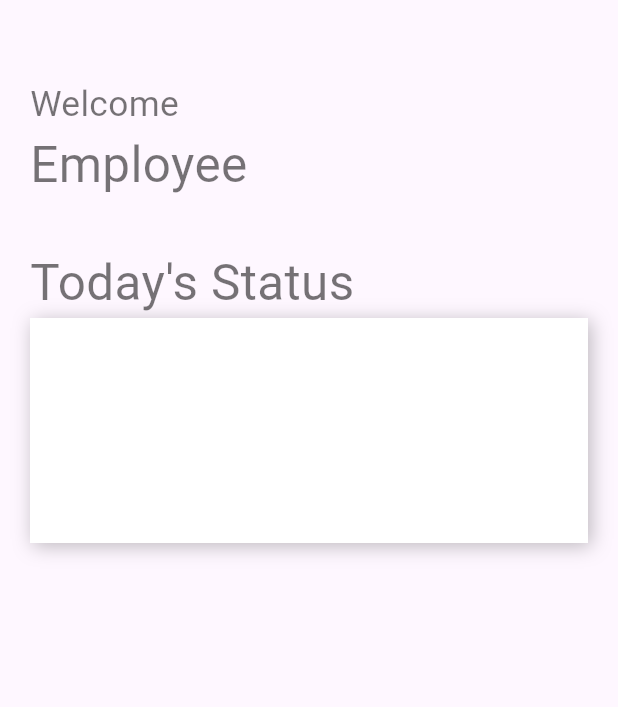
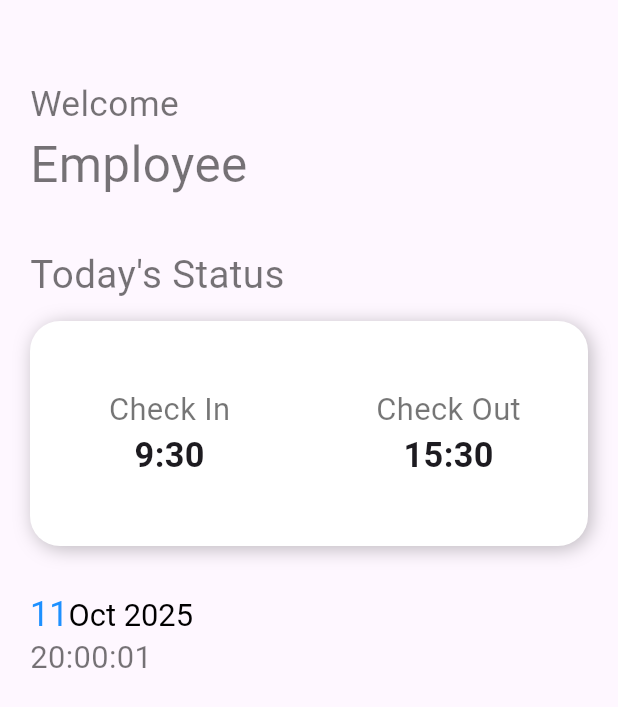
Before and after one commit to HuzaifaHassan/payrooll, a Flutter app: the Todayscreen screen opened directly, on a phone screen of 412 x 824 dp. Shown: the top 707 px of the screen. Run offline on Flutter 3.47's test engine with Material 3 defaults, Android fonts, the phone set to English and light mode, and no system bars; our stand-ins replace firebase_core, flutter_keyboard_visibility, font_awesome_flutter, shared_preferences; accounts and stored records are empty.

Commit message:
todayscreen

```diff
--- a/lib/todayscreen.dart
+++ b/lib/todayscreen.dart
@@ -10,7 +10,7 @@ class Todayscreen extends StatefulWidget {
 class _TodayscreenState extends State<Todayscreen> {
   double screenHeight_ = 0;
   double screenWidth_ = 0;
-
+  Color primary_ = const Color( 0xFF1E90FF);
 
   @override
   Widget build(BuildContext context) {
@@ -29,7 +29,7 @@ class _TodayscreenState extends State<Todayscreen> {
           children:[
             Container(
               alignment: Alignment.centerLeft,
-              margin: EdgeInsets.only(top:32),
+              margin: const EdgeInsets.only(top:32),
               child:Text(
                 "Welcome",
                 style:TextStyle(
@@ -50,16 +50,17 @@ class _TodayscreenState extends State<Todayscreen> {
             ),
             Container(
               alignment: Alignment.centerLeft,
-              margin: EdgeInsets.only(top:32),
+              margin: const EdgeInsets.only(top:32),
               child:Text(
                 "Today's Status",
                 style:TextStyle(
                   color: Colors.black54,
-                  fontSize: screenHeight_ / 25 ,
+                  fontSize: screenHeight_ / 32 ,
                 ),
               ),
             ),
             Container(
+              margin: const EdgeInsets.only(top:12, bottom: 32),
               height: 150,
               decoration: const BoxDecoration(
                 color: Colors.white,
@@ -70,8 +71,116 @@ class _TodayscreenState extends State<Todayscreen> {
                     offset: Offset(2,2),
                    ),
                ],
+                borderRadius: BorderRadius.all(Radius.circular(20)),
+
+              ),
+              child: Row(
+                mainAxisAlignment: MainAxisAlignment.center,
+                crossAxisAlignment: CrossAxisAlignment.center,
+                children: [
+                    Expanded(
+
+                      child:
+                  Column(
+                    mainAxisAlignment: MainAxisAlignment.center,
+                    crossAxisAlignment: CrossAxisAlignment.center,
+                    children: [
+                      Container(
+                        child: Column(
+                          children: [
+                            Text(
+                                "Check In",
+                            style: TextStyle(
+                          fontSize: screenWidth_/20,
+                         color: Colors.black54,
+                         // fontWeight: FontWeight.bold,
+                        ),
+                            ),
+                            Text
+                              (
+                              "9:30",
+                              style: TextStyle(
+                                fontSize: screenWidth_/18,
+                                 fontWeight: FontWeight.bold,
+                              ),
+                            ),
+                          ],
+                        ),
+                      ),
+                    ],
+                  ),
+
+                    ),
+                  Expanded(
+
+                    child:
+                    Column(
+                      mainAxisAlignment: MainAxisAlignment.center,
+                      crossAxisAlignment: CrossAxisAlignment.center,
+                      children: [
+                        Container(
+                          child: Column(
+                            children: [
+                              Text(
+                                  "Check Out",
+                                style: TextStyle(
+                                  fontSize: screenWidth_/20,
+                                  color: Colors.black54,
+                                  // fontWeight: FontWeight.bold,
+                                ),
+                              ),
+                              Text
+                                (
+                                "15:30",
+                                style: TextStyle(
+                                 fontSize:screenWidth_ / 18,
+                                  fontWeight: FontWeight.bold,
+                                ),
+                              ),
+                            ],
+                          ),
+                        ),
+                      ],
+                    ),
+
+                  ),
+                  ],
+            ),
+            ),
+            Container(
+              alignment: Alignment.centerLeft,
+              child: RichText(
+                  text: TextSpan(
+                    text:"11",
+                    style: TextStyle(
+                      fontSize: screenWidth_/18,
+                      color: primary_,
+                      // fontWeight: FontWeight.bold,
+                    ),
+                    children: [
+                      TextSpan(
+                        text: "Oct 2025",
+                        style: TextStyle(
+                          fontSize: screenWidth_/20,
+                          color: Colors.black,
+                      ),
+                      ),
+                    ],
+                  ),
               ),
             ),
+            Container(
+              alignment: Alignment.centerLeft,
+              child: Text(
+                "20:00:01",
+                style: TextStyle(
+                  fontSize: screenWidth_/20,
+                  color: Colors.black54,
+                  // fontWeight: FontWeight.bold,
+                ),
+              ),
+            ),
+
           ],
         ),
       )
--- a/pubspec.yaml
+++ b/pubspec.yaml
@@ -38,6 +38,7 @@ dependencies:
   cloud_firestore: ^6.0.3
   shared_preferences: ^2.5.3
   font_awesome_flutter: ^10.10.0
+  slide_to_act: ^2.0.2
   #flutter_keyboard_visibility: ^6.0.0
 dev_dependencies:
   flutter_test:
```
Also changed, not shown: pubspec.lock.
